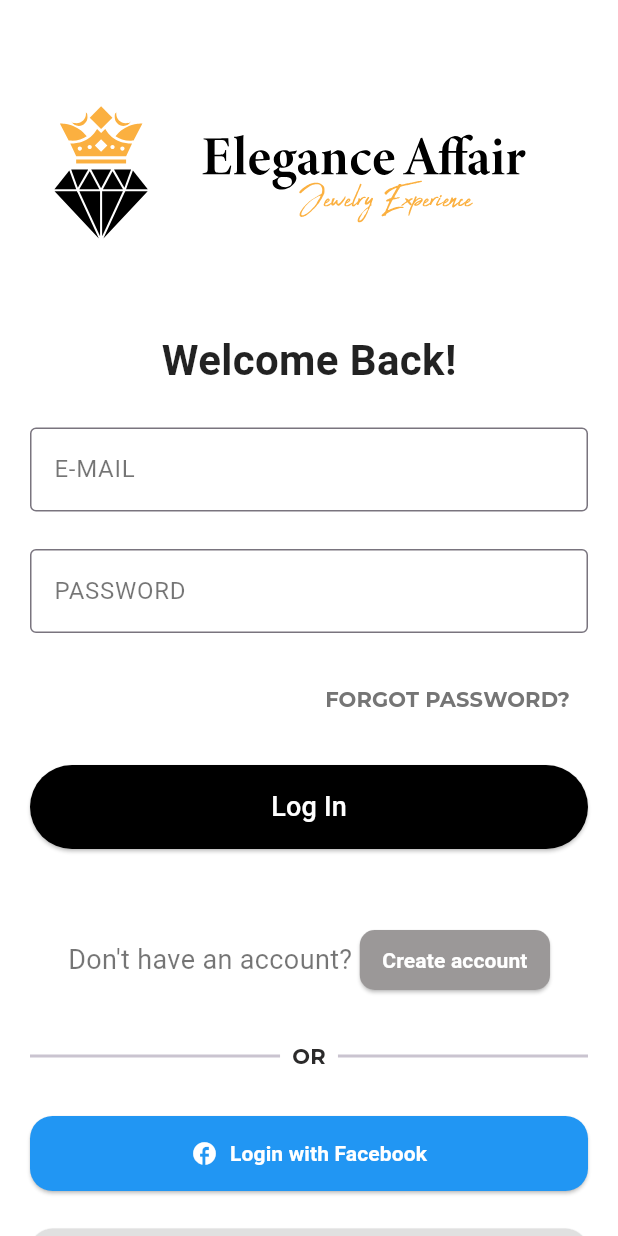
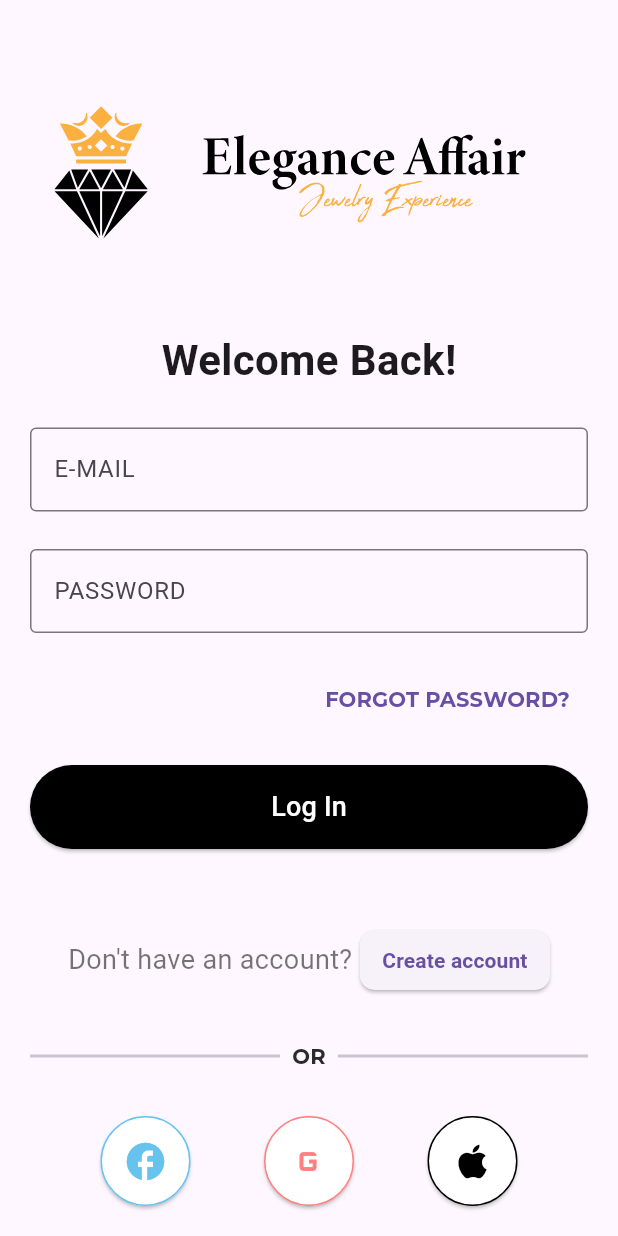
Before and after one commit to Sushmita67/elegance_affair_mobile, a Flutter app: the screen it shows after launch, after a tap on "Skip", after a tap on "Get Started", on a phone screen of 412 x 824 dp. Run offline on Flutter 3.47's test engine with Material 3 defaults, Android fonts, the phone set to English and light mode, and no system bars; our stand-ins replace flutter_svg, font_awesome_flutter, google_fonts, lottie.

Commit message:
Update login_screen_view.dart

```diff
--- a/elegance_application/lib/view/login_screen_view.dart
+++ b/elegance_application/lib/view/login_screen_view.dart
@@ -8,9 +8,9 @@
   @override
   Widget build(BuildContext context) {
     return Scaffold(
-      backgroundColor: Colors.grey[200],
+      // backgroundColor: Colors.grey[200],
       body: Container(
-        color: Colors.white,
+        // color: Colors.white,
         child: SingleChildScrollView(
           child: Padding(
             padding: const EdgeInsets.all(20.0),
@@ -32,7 +32,7 @@
                   style: GoogleFonts.playfairDisplaySc(
                     fontSize: 28,
                     fontWeight: FontWeight.bold,
-                    color: Colors.black87,
+                    // color: Colors.black87,
                   ),
                 ),
                 const SizedBox(height: 25),
@@ -42,7 +42,7 @@
                     labelText: "E-MAIL",
                     labelStyle: GoogleFonts.montserratAlternates(
                       fontSize: 16,
-                      color: Colors.black54,
+                      // color: Colors.black54,
                     ),
                     border: const OutlineInputBorder(),
                   ),
@@ -54,7 +54,7 @@
                     labelText: "PASSWORD",
                     labelStyle: GoogleFonts.montserratAlternates(
                       fontSize: 16,
-                      color: Colors.black54,
+                      // color: Colors.black54,
                     ),
                     border: const OutlineInputBorder(),
                   ),
@@ -74,7 +74,7 @@
                       style: GoogleFonts.montserrat(
                         fontWeight: FontWeight.bold,
                         fontSize: 14,
-                        color: Colors.grey.shade600,
+                        // color: Colors.grey.shade600,
                       ),
                     ),
                   ),
@@ -123,9 +123,9 @@
                         Navigator.pushNamed(context, '/signup');
                       },
                       style: ElevatedButton.styleFrom(
-                        backgroundColor:
-                            const Color.fromARGB(255, 155, 152, 152),
-                        foregroundColor: Colors.white,
+                        // backgroundColor:
+                        //     const Color.fromARGB(255, 155, 152, 152),
+                        // foregroundColor: Colors.white,
                         padding: const EdgeInsets.symmetric(horizontal: 15),
                         shape: RoundedRectangleBorder(
                           borderRadius: BorderRadius.circular(10),
@@ -163,25 +163,18 @@
                 ),
                 const SizedBox(height: 30),
 
-                // Social Media Buttons as in Image
-                Column(
+                // Social Media Icons Row
+                Row(
+                  mainAxisAlignment: MainAxisAlignment.spaceEvenly,
                   children: [
-                    _buildSocialLoginButton(
-                      "Login with Facebook",
-                      Colors.blue,
-                      Icons.facebook,
-                      Colors.white,
-                    ),
-                    const SizedBox(height: 25),
-                    _buildSocialLoginButton(
-                      "Login with Google",
-                      Colors.grey.shade300,
-                      Icons.g_mobiledata,
-                      Colors.black87,
-                    ),
+                    _buildSocialIconButton(Icons.facebook,
+                        const Color.fromARGB(255, 101, 195, 238)),
+                    _buildSocialIconButton(Icons.g_mobiledata,
+                        const Color.fromARGB(255, 255, 128, 128)),
+                    _buildSocialIconButton(Icons.apple, Colors.black),
                   ],
                 ),
-                const SizedBox(height: 90),
+                const SizedBox(height: 90), // Add spacing at the bottom
               ],
             ),
           ),
@@ -190,28 +183,19 @@
     );
   }
 
-  Widget _buildSocialLoginButton(
-      String label, Color bgColor, IconData icon, Color textColor) {
-    return SizedBox(
-      width: double.infinity,
-      child: ElevatedButton.icon(
-        onPressed: () {},
-        style: ElevatedButton.styleFrom(
-          backgroundColor: bgColor,
-          padding: const EdgeInsets.symmetric(vertical: 15),
-          shape: RoundedRectangleBorder(
-            borderRadius: BorderRadius.circular(15),
-          ),
-        ),
-        icon: Icon(icon, color: textColor),
-        label: Text(
-          label,
-          style: GoogleFonts.montserratAlternates(
-            fontSize: 14,
-            fontWeight: FontWeight.bold,
-            color: textColor,
-          ),
-        ),
+  Widget _buildSocialIconButton(IconData icon, Color color) {
+    return ElevatedButton(
+      onPressed: () {},
+      style: ElevatedButton.styleFrom(
+        backgroundColor: Colors.white,
+        shape: const CircleBorder(),
+        padding: const EdgeInsets.all(15),
+        side: BorderSide(color: color),
+      ),
+      child: Icon(
+        icon,
+        color: color,
+        size: 30,
       ),
     );
   }
```
